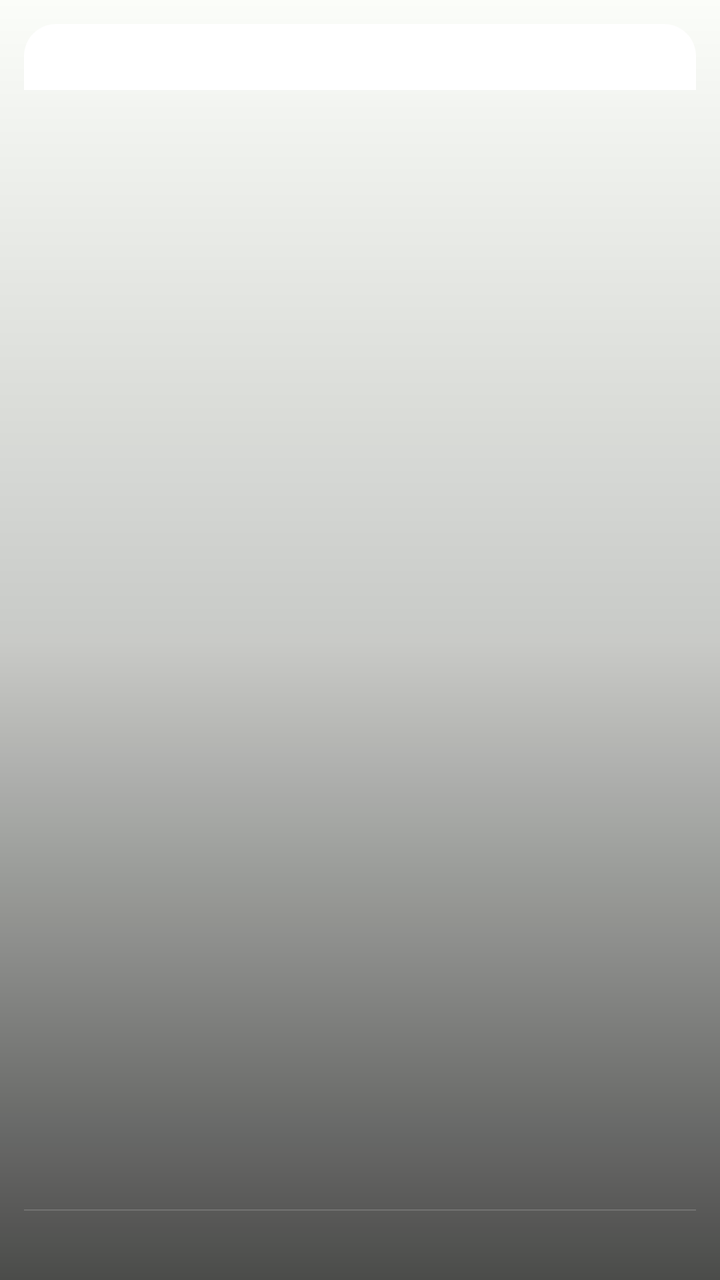
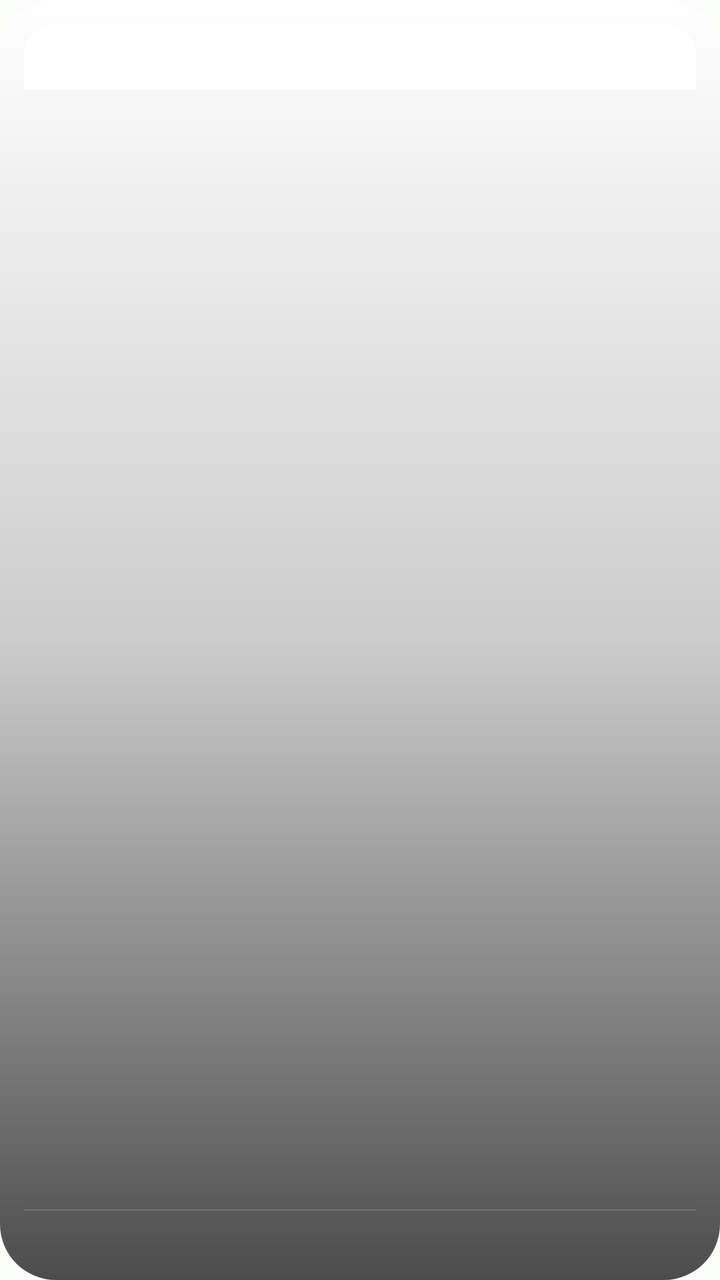

The first picture is an Android layout as it rendered before a commit; the second is the same layout after the commit. The layout source and the unified diff follow.
<!-- AndroidManifest.xml: application theme Theme.PocketDiary -->
<!-- res/layout/countdown_widget.xml -->
<?xml version="1.0" encoding="utf-8"?>
<FrameLayout xmlns:android="http://schemas.android.com/apk/res/android"
    android:id="@android:id/background"
    android:layout_width="match_parent"
    android:layout_height="match_parent">

    <ImageView
        android:id="@+id/cd_bg"
        android:layout_width="match_parent"
        android:layout_height="match_parent"
        android:scaleType="centerCrop" />

    <ImageView
        android:id="@+id/cd_scrim"
        android:layout_width="match_parent"
        android:layout_height="match_parent"
        android:src="@drawable/cd_widget_scrim" />

    <LinearLayout
        android:id="@+id/cd_content"
        android:layout_width="match_parent"
        android:layout_height="match_parent"
        android:orientation="vertical"
        android:padding="12dp">

        <FrameLayout
            android:layout_width="match_parent"
            android:layout_height="wrap_content">

            <ImageView
                android:id="@+id/cd_header_bar"
                android:layout_width="match_parent"
                android:layout_height="match_parent"
                android:scaleType="fitXY"
                android:src="@drawable/cd_widget_header" />

            <TextView
                android:id="@+id/cd_header_title"
                android:layout_width="match_parent"
                android:layout_height="wrap_content"
                android:ellipsize="end"
                android:gravity="center"
                android:maxLines="1"
                android:paddingStart="10dp"
                android:paddingTop="7dp"
                android:paddingEnd="10dp"
                android:paddingBottom="7dp"
                android:textColor="#FFFFFFFF"
                android:textSize="14sp"
                android:textStyle="bold" />
        </FrameLayout>

        <LinearLayout
            android:layout_width="match_parent"
            android:layout_height="0dp"
            android:layout_weight="1"
            android:gravity="center"
            android:orientation="vertical">

            <LinearLayout
                android:layout_width="wrap_content"
                android:layout_height="wrap_content"
                android:gravity="bottom"
                android:orientation="horizontal">

                <TextView
                    android:id="@+id/cd_number"
                    android:layout_width="wrap_content"
                    android:layout_height="wrap_content"
                    android:includeFontPadding="false"
                    android:maxLines="1"
                    android:textColor="#FFFFFFFF"
                    android:textSize="44sp"
                    android:textStyle="bold" />

                <TextView
                    android:id="@+id/cd_unit"
                    android:layout_width="wrap_content"
                    android:layout_height="wrap_content"
                    android:layout_marginStart="4dp"
                    android:layout_marginBottom="4dp"
                    android:maxLines="1"
                    android:textColor="#E6FFFFFF"
                    android:textSize="14sp" />
            </LinearLayout>
        </LinearLayout>

        <FrameLayout
            android:layout_width="match_parent"
            android:layout_height="0.6dp"
            android:background="#26FFFFFF" />

        <FrameLayout
            android:layout_width="match_parent"
            android:layout_height="wrap_content"
            android:paddingTop="7dp"
            android:paddingBottom="1dp">

            <TextView
                android:id="@+id/cd_date"
                android:layout_width="match_parent"
                android:layout_height="wrap_content"
                android:ellipsize="end"
                android:gravity="center"
                android:maxLines="1"
                android:textColor="#B3FFFFFF"
                android:textSize="11sp" />
        </FrameLayout>
    </LinearLayout>

    <TextView
        android:id="@+id/cd_prev"
        android:layout_width="30dp"
        android:layout_height="30dp"
        android:layout_gravity="center_vertical|start"
        android:layout_marginStart="6dp"
        android:background="@drawable/cd_widget_nav_button"
        android:gravity="center"
        android:includeFontPadding="false"
        android:textColor="#FFFFFFFF"
        android:textSize="22sp"
        android:visibility="gone" />

    <TextView
        android:id="@+id/cd_next"
        android:layout_width="30dp"
        android:layout_height="30dp"
        android:layout_gravity="center_vertical|end"
        android:layout_marginEnd="6dp"
        android:background="@drawable/cd_widget_nav_button"
        android:gravity="center"
        android:includeFontPadding="false"
        android:textColor="#FFFFFFFF"
        android:textSize="22sp"
        android:visibility="gone" />

    <LinearLayout
        android:id="@+id/cd_empty"
        android:layout_width="match_parent"
        android:layout_height="match_parent"
        android:background="#FF191C1A"
        android:gravity="center"
        android:orientation="vertical"
        android:padding="14dp"
        android:visibility="gone">

        <TextView
            android:id="@+id/cd_empty_title"
            android:layout_width="wrap_content"
            android:layout_height="wrap_content"
            android:gravity="center"
            android:textColor="#E6FFFFFF"
            android:textSize="14sp" />

        <TextView
            android:id="@+id/cd_empty_hint"
            android:layout_width="wrap_content"
            android:layout_height="wrap_content"
            android:layout_marginTop="4dp"
            android:alpha="0.7"
            android:gravity="center"
            android:textColor="#FFFFFFFF"
            android:textSize="11sp" />
    </LinearLayout>
</FrameLayout>
<!-- resources referenced by this layout -->
<resources>
  <!-- drawable cd_widget_header (drawable) -->
  <?xml version="1.0" encoding="utf-8"?>
  <shape xmlns:android="http://schemas.android.com/apk/res/android"
      android:shape="rectangle">
      <solid android:color="#FFFFFFFF" />
      <corners
          android:topLeftRadius="16dp"
          android:topRightRadius="16dp" />
  </shape>
  <!-- drawable cd_widget_nav_button (drawable) -->
  <?xml version="1.0" encoding="utf-8"?>
  <shape xmlns:android="http://schemas.android.com/apk/res/android"
      android:shape="oval">
      <solid android:color="#59000000" />
      <stroke
          android:width="1dp"
          android:color="#33FFFFFF" />
  </shape>
  <!-- drawable cd_widget_scrim (drawable) -->
  <?xml version="1.0" encoding="utf-8"?>
  <shape xmlns:android="http://schemas.android.com/apk/res/android"
      android:shape="rectangle">
      <gradient
          android:angle="270"
          android:centerColor="#33000000"
          android:endColor="#B3000000"
          android:startColor="#00000000" />
  </shape>
  <style name="Theme.PocketDiary" parent="android:style/Theme.Material.Light.NoActionBar">
          <item name="android:windowBackground">@color/window_background_light</item>
      </style>
  <color name="window_background_light">#FFFBFDF9</color>
</resources>

<!-- the commit's change to res/layout/countdown_widget.xml (unified diff, before → after) -->
@@ -8,7 +8,8 @@
         android:id="@+id/cd_bg"
         android:layout_width="match_parent"
         android:layout_height="match_parent"
-        android:scaleType="centerCrop" />
+        android:scaleType="centerCrop"
+        android:src="@drawable/cd_widget_bg" />
 
     <ImageView
         android:id="@+id/cd_scrim"
@@ -57,32 +58,29 @@
             android:gravity="center"
             android:orientation="vertical">
 
-            <LinearLayout
+            <TextView
+                android:id="@+id/cd_number"
                 android:layout_width="wrap_content"
                 android:layout_height="wrap_content"
-                android:gravity="bottom"
-                android:orientation="horizontal">
+                android:layout_gravity="center_horizontal"
+                android:gravity="center"
+                android:includeFontPadding="false"
+                android:maxLines="1"
+                android:textColor="#FFFFFFFF"
+                android:textSize="56sp"
+                android:textStyle="bold" />
 
-                <TextView
-                    android:id="@+id/cd_number"
-                    android:layout_width="wrap_content"
-                    android:layout_height="wrap_content"
-                    android:includeFontPadding="false"
-                    android:maxLines="1"
-                    android:textColor="#FFFFFFFF"
-                    android:textSize="44sp"
-                    android:textStyle="bold" />
-
-                <TextView
-                    android:id="@+id/cd_unit"
-                    android:layout_width="wrap_content"
-                    android:layout_height="wrap_content"
-                    android:layout_marginStart="4dp"
-                    android:layout_marginBottom="4dp"
-                    android:maxLines="1"
-                    android:textColor="#E6FFFFFF"
-                    android:textSize="14sp" />
-            </LinearLayout>
+            <TextView
+                android:id="@+id/cd_unit"
+                android:layout_width="wrap_content"
+                android:layout_height="wrap_content"
+                android:layout_gravity="center_horizontal"
+                android:layout_marginTop="4dp"
+                android:gravity="center"
+                android:includeFontPadding="false"
+                android:maxLines="1"
+                android:textColor="#E6FFFFFF"
+                android:textSize="18sp" />
         </LinearLayout>
 
         <FrameLayout
@@ -138,7 +136,7 @@
         android:id="@+id/cd_empty"
         android:layout_width="match_parent"
         android:layout_height="match_parent"
-        android:background="#FF191C1A"
+        android:background="@drawable/cd_widget_empty_bg"
         android:gravity="center"
         android:orientation="vertical"
         android:padding="14dp"
<!-- resource entries referenced after the edit -->
@@ -1,5 +1,19 @@
 <!-- resources referenced by this layout -->
 <resources>
+  <!-- drawable cd_widget_bg (drawable) -->
+  <?xml version="1.0" encoding="utf-8"?>
+  <shape xmlns:android="http://schemas.android.com/apk/res/android"
+      android:shape="rectangle">
+      <solid android:color="#FFFFFFFF" />
+      <corners android:radius="28dp" />
+  </shape>
+  <!-- drawable cd_widget_empty_bg (drawable) -->
+  <?xml version="1.0" encoding="utf-8"?>
+  <shape xmlns:android="http://schemas.android.com/apk/res/android"
+      android:shape="rectangle">
+      <solid android:color="#FF191C1A" />
+      <corners android:radius="28dp" />
+  </shape>
   <!-- drawable cd_widget_header (drawable) -->
   <?xml version="1.0" encoding="utf-8"?>
   <shape xmlns:android="http://schemas.android.com/apk/res/android"
@@ -27,6 +41,7 @@
           android:centerColor="#33000000"
           android:endColor="#B3000000"
           android:startColor="#00000000" />
+      <corners android:radius="28dp" />
   </shape>
   <style name="Theme.PocketDiary" parent="android:style/Theme.Material.Light.NoActionBar">
           <item name="android:windowBackground">@color/window_background_light</item>
